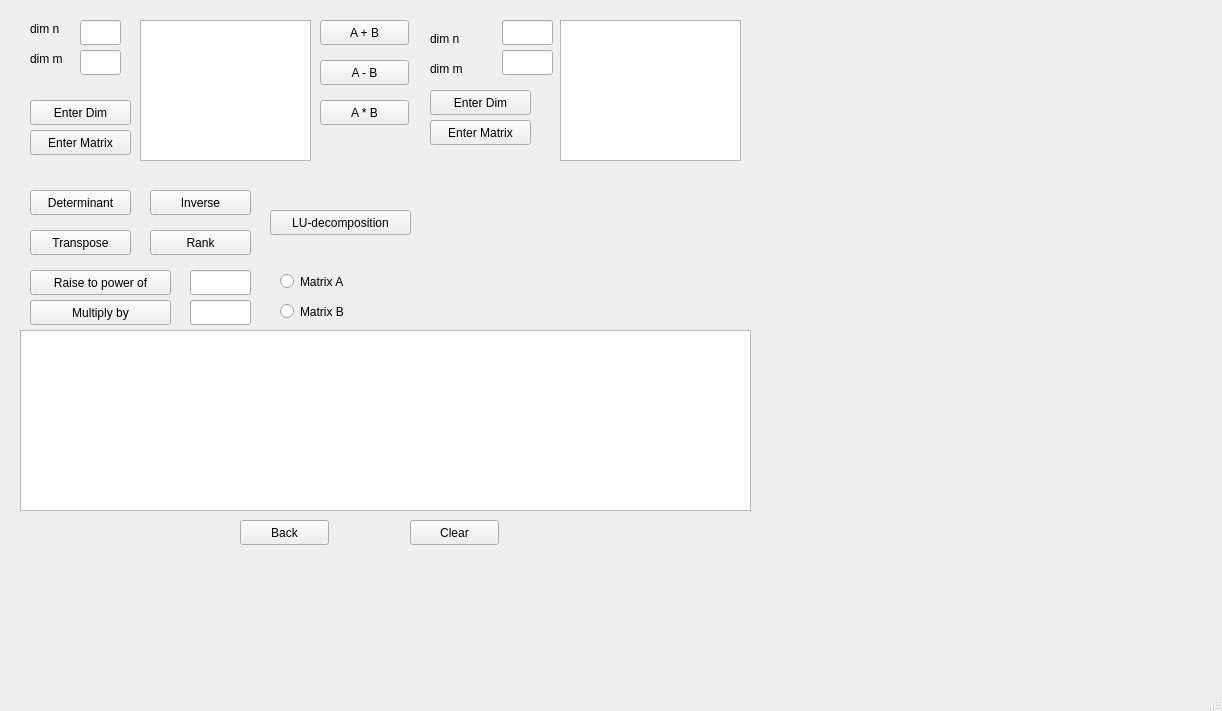
First picture: the form in src/geek-calculator/mainwindow.ui, repository Jelena-Zivovic/RS014-geek-calculator, before the edit.
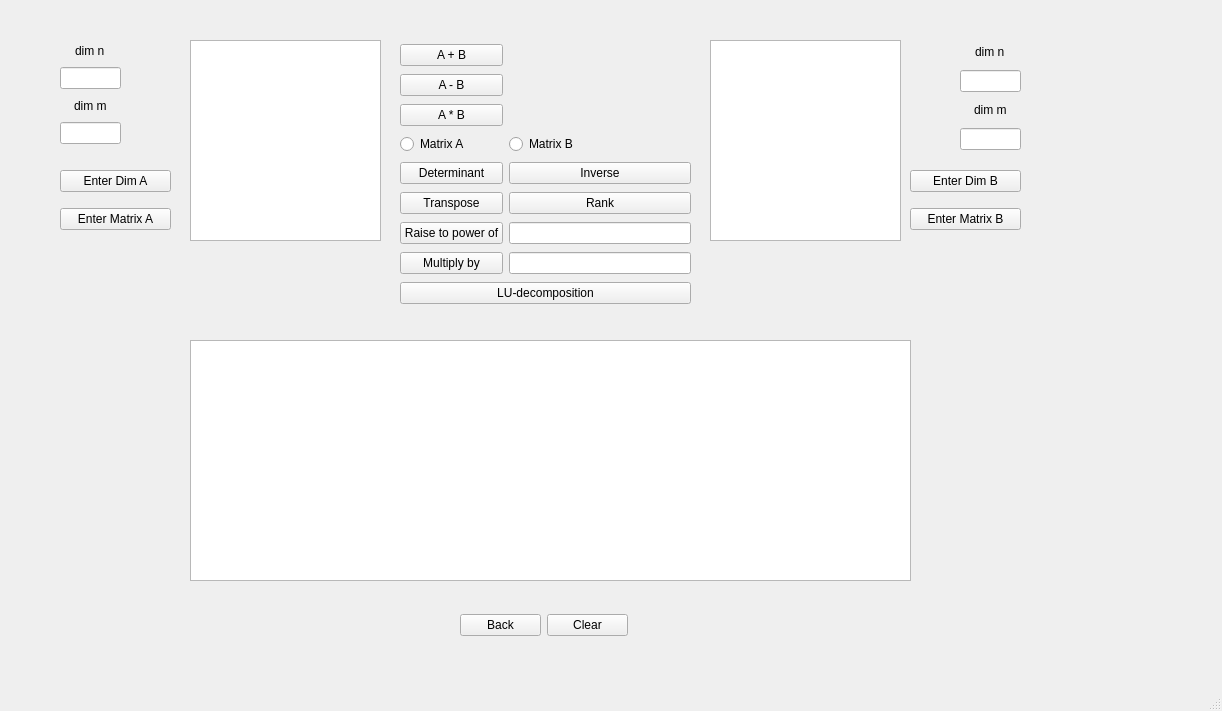
Second picture: the form after the edit. The open tabs and pages were chosen to show the change. Custom widgets are drawn as their Qt base class.

Commit message: matrix interface changed

Patch:
```diff
--- a/src/geek-calculator/mainwindow.ui
+++ b/src/geek-calculator/mainwindow.ui
@@ -17,8 +17,8 @@
    <widget class="QStackedWidget" name="stackedWidgets">
     <property name="geometry">
      <rect>
-      <x>20</x>
-      <y>10</y>
+      <x>-10</x>
+      <y>30</y>
       <width>1171</width>
       <height>651</height>
      </rect>
@@ -62,381 +62,279 @@
      </widget>
     </widget>
     <widget class="QWidget" name="matrixPage">
-     <widget class="QLineEdit" name="dimNLineEditA">
-      <property name="geometry">
-       <rect>
-        <x>60</x>
-        <y>10</y>
-        <width>41</width>
-        <height>25</height>
-       </rect>
-      </property>
-     </widget>
-     <widget class="QLineEdit" name="dimMLineEditA">
-      <property name="geometry">
-       <rect>
-        <x>60</x>
-        <y>40</y>
-        <width>41</width>
-        <height>25</height>
-       </rect>
-      </property>
-     </widget>
-     <widget class="QLabel" name="dimNLabelA">
-      <property name="geometry">
-       <rect>
-        <x>10</x>
-        <y>10</y>
-        <width>67</width>
-        <height>17</height>
-       </rect>
-      </property>
-      <property name="text">
-       <string>dim n</string>
-      </property>
-     </widget>
-     <widget class="QLabel" name="dimMLabelA">
-      <property name="geometry">
-       <rect>
-        <x>10</x>
-        <y>40</y>
-        <width>67</width>
-        <height>17</height>
-       </rect>
-      </property>
-      <property name="text">
-       <string>dim m</string>
-      </property>
-     </widget>
-     <widget class="QPushButton" name="enterDimensionButtonA">
-      <property name="geometry">
-       <rect>
-        <x>10</x>
-        <y>90</y>
-        <width>101</width>
-        <height>25</height>
-       </rect>
-      </property>
-      <property name="text">
-       <string>Enter Dim</string>
-      </property>
-     </widget>
      <widget class="QPlainTextEdit" name="matrixInputPlainTextEditB">
       <property name="geometry">
        <rect>
-        <x>540</x>
+        <x>720</x>
         <y>10</y>
-        <width>181</width>
-        <height>141</height>
-       </rect>
-      </property>
-     </widget>
-     <widget class="QLabel" name="dimNLabelB">
-      <property name="geometry">
-       <rect>
-        <x>410</x>
-        <y>20</y>
-        <width>67</width>
-        <height>17</height>
-       </rect>
-      </property>
-      <property name="text">
-       <string>dim n</string>
-      </property>
-     </widget>
-     <widget class="QLabel" name="dimMLabelB">
-      <property name="geometry">
-       <rect>
-        <x>410</x>
-        <y>50</y>
-        <width>67</width>
-        <height>17</height>
-       </rect>
-      </property>
-      <property name="text">
-       <string>dim m</string>
-      </property>
-     </widget>
-     <widget class="QLineEdit" name="dimNLineEditB">
-      <property name="geometry">
-       <rect>
-        <x>482</x>
-        <y>10</y>
-        <width>51</width>
-        <height>25</height>
-       </rect>
-      </property>
-     </widget>
-     <widget class="QLineEdit" name="dimMLineEditB">
-      <property name="geometry">
-       <rect>
-        <x>482</x>
-        <y>40</y>
-        <width>51</width>
-        <height>25</height>
+        <width>191</width>
+        <height>201</height>
        </rect>
       </property>
      </widget>
      <widget class="QPlainTextEdit" name="matrixOutputPlainTextEdit">
       <property name="geometry">
        <rect>
-        <x>0</x>
-        <y>320</y>
-        <width>731</width>
-        <height>181</height>
+        <x>200</x>
+        <y>310</y>
+        <width>721</width>
+        <height>241</height>
        </rect>
       </property>
      </widget>
-     <widget class="QPushButton" name="matrixPlusButton">
-      <property name="geometry">
-       <rect>
-        <x>300</x>
-        <y>10</y>
-        <width>89</width>
-        <height>25</height>
-       </rect>
-      </property>
-      <property name="text">
-       <string>A + B</string>
-      </property>
-     </widget>
-     <widget class="QPushButton" name="matrixMinusButton">
-      <property name="geometry">
-       <rect>
-        <x>300</x>
-        <y>50</y>
-        <width>89</width>
-        <height>25</height>
-       </rect>
-      </property>
-      <property name="text">
-       <string>A - B</string>
-      </property>
-     </widget>
-     <widget class="QPushButton" name="matrixMultiplyButton">
-      <property name="geometry">
-       <rect>
-        <x>300</x>
-        <y>90</y>
-        <width>89</width>
-        <height>25</height>
-       </rect>
-      </property>
-      <property name="text">
-       <string>A * B</string>
-      </property>
-     </widget>
      <widget class="QPlainTextEdit" name="matrixInputPlainTextEditA">
       <property name="geometry">
        <rect>
-        <x>120</x>
+        <x>200</x>
         <y>10</y>
-        <width>171</width>
-        <height>141</height>
+        <width>191</width>
+        <height>201</height>
        </rect>
       </property>
      </widget>
-     <widget class="QPushButton" name="enterDimensionButtonB">
+     <widget class="QWidget" name="gridLayoutWidget">
       <property name="geometry">
        <rect>
         <x>410</x>
-        <y>80</y>
-        <width>101</width>
-        <height>25</height>
+        <y>12</y>
+        <width>291</width>
+        <height>271</height>
        </rect>
       </property>
-      <property name="text">
-       <string>Enter Dim</string>
-      </property>
+      <layout class="QGridLayout" name="matrixButtonsGrid">
+       <item row="5" column="0">
+        <widget class="QPushButton" name="transposeButtonA">
+         <property name="text">
+          <string>Transpose</string>
+         </property>
+        </widget>
+       </item>
+       <item row="1" column="0">
+        <widget class="QPushButton" name="matrixMinusButton">
+         <property name="text">
+          <string>A - B</string>
+         </property>
+        </widget>
+       </item>
+       <item row="2" column="0">
+        <widget class="QPushButton" name="matrixMultiplyButton">
+         <property name="text">
+          <string>A * B</string>
+         </property>
+        </widget>
+       </item>
+       <item row="5" column="1">
+        <widget class="QPushButton" name="matrixRankButton">
+         <property name="text">
+          <string>Rank</string>
+         </property>
+        </widget>
+       </item>
+       <item row="0" column="0">
+        <widget class="QPushButton" name="matrixPlusButton">
+         <property name="text">
+          <string>A + B</string>
+         </property>
+        </widget>
+       </item>
+       <item row="6" column="1">
+        <widget class="QLineEdit" name="raisePowerlineEditA"/>
+       </item>
+       <item row="4" column="1">
+        <widget class="QPushButton" name="inverseButtonA">
+         <property name="text">
+          <string>Inverse</string>
+         </property>
+        </widget>
+       </item>
+       <item row="6" column="0">
+        <widget class="QPushButton" name="raisePowerButtonA">
+         <property name="text">
+          <string>Raise to power of</string>
+         </property>
+        </widget>
+       </item>
+       <item row="4" column="0">
+        <widget class="QPushButton" name="determinantButtonA">
+         <property name="text">
+          <string>Determinant</string>
+         </property>
+        </widget>
+       </item>
+       <item row="8" column="0" colspan="2">
+        <widget class="QPushButton" name="LUDecompButton">
+         <property name="text">
+          <string>LU-decomposition</string>
+         </property>
+        </widget>
+       </item>
+       <item row="7" column="0">
+        <widget class="QPushButton" name="multiplyByButtonA">
+         <property name="text">
+          <string>Multiply by</string>
+         </property>
+        </widget>
+       </item>
+       <item row="7" column="1">
+        <widget class="QLineEdit" name="multiplyBylineEditA"/>
+       </item>
+       <item row="3" column="0">
+        <widget class="QRadioButton" name="ARadioButton">
+         <property name="text">
+          <string>Matrix A</string>
+         </property>
+        </widget>
+       </item>
+       <item row="3" column="1">
+        <widget class="QRadioButton" name="BRadioButton">
+         <property name="text">
+          <string>Matrix B</string>
+         </property>
+        </widget>
+       </item>
+      </layout>
      </widget>
-     <widget class="QPushButton" name="determinantButtonA">
+     <widget class="QWidget" name="horizontalLayoutWidget_3">
       <property name="geometry">
        <rect>
-        <x>10</x>
-        <y>180</y>
-        <width>101</width>
-        <height>25</height>
+        <x>470</x>
+        <y>560</y>
+        <width>168</width>
+        <height>71</height>
        </rect>
       </property>
-      <property name="text">
-       <string>Determinant</string>
-      </property>
+      <layout class="QHBoxLayout" name="matrixClearBackLayout">
+       <item>
+        <widget class="QPushButton" name="goFromMatrixToMainPageButton">
+         <property name="text">
+          <string>Back</string>
+         </property>
+        </widget>
+       </item>
+       <item>
+        <widget class="QPushButton" name="clearMatrixButton">
+         <property name="text">
+          <string>Clear</string>
+         </property>
+        </widget>
+       </item>
+      </layout>
      </widget>
-     <widget class="QPushButton" name="inverseButtonA">
+     <widget class="QWidget" name="verticalLayoutWidget">
       <property name="geometry">
        <rect>
-        <x>130</x>
-        <y>180</y>
-        <width>101</width>
-        <height>25</height>
+        <x>920</x>
+        <y>130</y>
+        <width>111</width>
+        <height>80</height>
        </rect>
       </property>
-      <property name="text">
-       <string>Inverse</string>
-      </property>
+      <layout class="QVBoxLayout" name="matrixEnterBButtonsBLayout">
+       <item>
+        <widget class="QPushButton" name="enterDimensionButtonB">
+         <property name="text">
+          <string>Enter Dim B</string>
+         </property>
+        </widget>
+       </item>
+       <item>
+        <widget class="QPushButton" name="enterMatrixButtonB">
+         <property name="text">
+          <string>Enter Matrix B</string>
+         </property>
+        </widget>
+       </item>
+      </layout>
      </widget>
-     <widget class="QPushButton" name="transposeButtonA">
+     <widget class="QWidget" name="verticalLayoutWidget_2">
       <property name="geometry">
        <rect>
-        <x>10</x>
-        <y>220</y>
-        <width>101</width>
-        <height>25</height>
-       </rect>
-      </property>
-      <property name="text">
-       <string>Transpose</string>
-      </property>
-     </widget>
-     <widget class="QPushButton" name="multiplyByButtonA">
-      <property name="geometry">
-       <rect>
-        <x>10</x>
-        <y>290</y>
-        <width>141</width>
-        <height>25</height>
-       </rect>
-      </property>
-      <property name="text">
-       <string>Multiply by</string>
-      </property>
-     </widget>
-     <widget class="QLineEdit" name="multiplyBylineEditA">
-      <property name="geometry">
-       <rect>
-        <x>170</x>
-        <y>290</y>
+        <x>970</x>
+        <y>10</y>
         <width>61</width>
-        <height>25</height>
+        <height>111</height>
        </rect>
       </property>
+      <layout class="QVBoxLayout" name="matrixDimensionBLayout">
+       <item alignment="Qt::AlignHCenter">
+        <widget class="QLabel" name="dimNLabelB">
+         <property name="text">
+          <string>dim n</string>
+         </property>
+        </widget>
+       </item>
+       <item>
+        <widget class="QLineEdit" name="dimNLineEditB"/>
+       </item>
+       <item alignment="Qt::AlignHCenter">
+        <widget class="QLabel" name="dimMLabelB">
+         <property name="text">
+          <string>dim m</string>
+         </property>
+        </widget>
+       </item>
+       <item alignment="Qt::AlignHCenter|Qt::AlignVCenter">
+        <widget class="QLineEdit" name="dimMLineEditB"/>
+       </item>
+      </layout>
      </widget>
-     <widget class="QPushButton" name="raisePowerButtonA">
+     <widget class="QWidget" name="verticalLayoutWidget_4">
       <property name="geometry">
        <rect>
-        <x>10</x>
-        <y>260</y>
-        <width>141</width>
-        <height>25</height>
+        <x>70</x>
+        <y>130</y>
+        <width>111</width>
+        <height>80</height>
        </rect>
       </property>
-      <property name="text">
-       <string>Raise to power of</string>
-      </property>
+      <layout class="QVBoxLayout" name="matrixEnterButtonsALayout">
+       <item>
+        <widget class="QPushButton" name="enterDimensionButtonA">
+         <property name="text">
+          <string>Enter Dim A</string>
+         </property>
+        </widget>
+       </item>
+       <item>
+        <widget class="QPushButton" name="enterMatrixButtonA">
+         <property name="text">
+          <string>Enter Matrix A</string>
+         </property>
+        </widget>
+       </item>
+      </layout>
      </widget>
-     <widget class="QLineEdit" name="raisePowerlineEditA">
+     <widget class="QWidget" name="verticalLayoutWidget_5">
       <property name="geometry">
        <rect>
-        <x>170</x>
-        <y>260</y>
+        <x>70</x>
+        <y>10</y>
         <width>61</width>
-        <height>25</height>
+        <height>104</height>
        </rect>
       </property>
-     </widget>
-     <widget class="QPushButton" name="goFromMatrixToMainPageButton">
-      <property name="geometry">
-       <rect>
-        <x>220</x>
-        <y>510</y>
-        <width>89</width>
-        <height>25</height>
-       </rect>
-      </property>
-      <property name="text">
-       <string>Back</string>
-      </property>
-     </widget>
-     <widget class="QPushButton" name="enterMatrixButtonA">
-      <property name="geometry">
-       <rect>
-        <x>10</x>
-        <y>120</y>
-        <width>101</width>
-        <height>25</height>
-       </rect>
-      </property>
-      <property name="text">
-       <string>Enter Matrix</string>
-      </property>
-     </widget>
-     <widget class="QPushButton" name="enterMatrixButtonB">
-      <property name="geometry">
-       <rect>
-        <x>410</x>
-        <y>110</y>
-        <width>101</width>
-        <height>25</height>
-       </rect>
-      </property>
-      <property name="text">
-       <string>Enter Matrix</string>
-      </property>
-     </widget>
-     <widget class="QPushButton" name="clearMatrixButton">
-      <property name="geometry">
-       <rect>
-        <x>390</x>
-        <y>510</y>
-        <width>89</width>
-        <height>25</height>
-       </rect>
-      </property>
-      <property name="text">
-       <string>Clear</string>
-      </property>
-     </widget>
-     <widget class="QPushButton" name="matrixRankButton">
-      <property name="geometry">
-       <rect>
-        <x>130</x>
-        <y>220</y>
-        <width>101</width>
-        <height>25</height>
-       </rect>
-      </property>
-      <property name="text">
-       <string>Rank</string>
-      </property>
-     </widget>
-     <widget class="QPushButton" name="LUDecompButton">
-      <property name="geometry">
-       <rect>
-        <x>250</x>
-        <y>200</y>
-        <width>141</width>
-        <height>25</height>
-       </rect>
-      </property>
-      <property name="text">
-       <string>LU-decomposition</string>
-      </property>
-     </widget>
-     <widget class="QRadioButton" name="ARadioButton">
-      <property name="geometry">
-       <rect>
-        <x>260</x>
-        <y>260</y>
-        <width>112</width>
-        <height>23</height>
-       </rect>
-      </property>
-      <property name="text">
-       <string>Matrix A</string>
-      </property>
-     </widget>
-     <widget class="QRadioButton" name="BRadioButton">
-      <property name="geometry">
-       <rect>
-        <x>260</x>
-        <y>290</y>
-        <width>112</width>
-        <height>23</height>
-       </rect>
-      </property>
-      <property name="text">
-       <string>Matrix B</string>
-      </property>
+      <layout class="QVBoxLayout" name="matrixDimensionALayout">
+       <item alignment="Qt::AlignHCenter">
+        <widget class="QLabel" name="dimNLabelA">
+         <property name="text">
+          <string>dim n</string>
+         </property>
+        </widget>
+       </item>
+       <item alignment="Qt::AlignHCenter|Qt::AlignVCenter">
+        <widget class="QLineEdit" name="dimNLineEditA"/>
+       </item>
+       <item alignment="Qt::AlignHCenter">
+        <widget class="QLabel" name="dimMLabelA">
+         <property name="text">
+          <string>dim m</string>
+         </property>
+        </widget>
+       </item>
+       <item alignment="Qt::AlignHCenter|Qt::AlignVCenter">
+        <widget class="QLineEdit" name="dimMLineEditA"/>
+       </item>
+      </layout>
      </widget>
     </widget>
     <widget class="QWidget" name="commonCalculatorPage">
```
Left out of the diff: 4 changed lines with no effect on the pictures. The commit also changes 1 other file.
